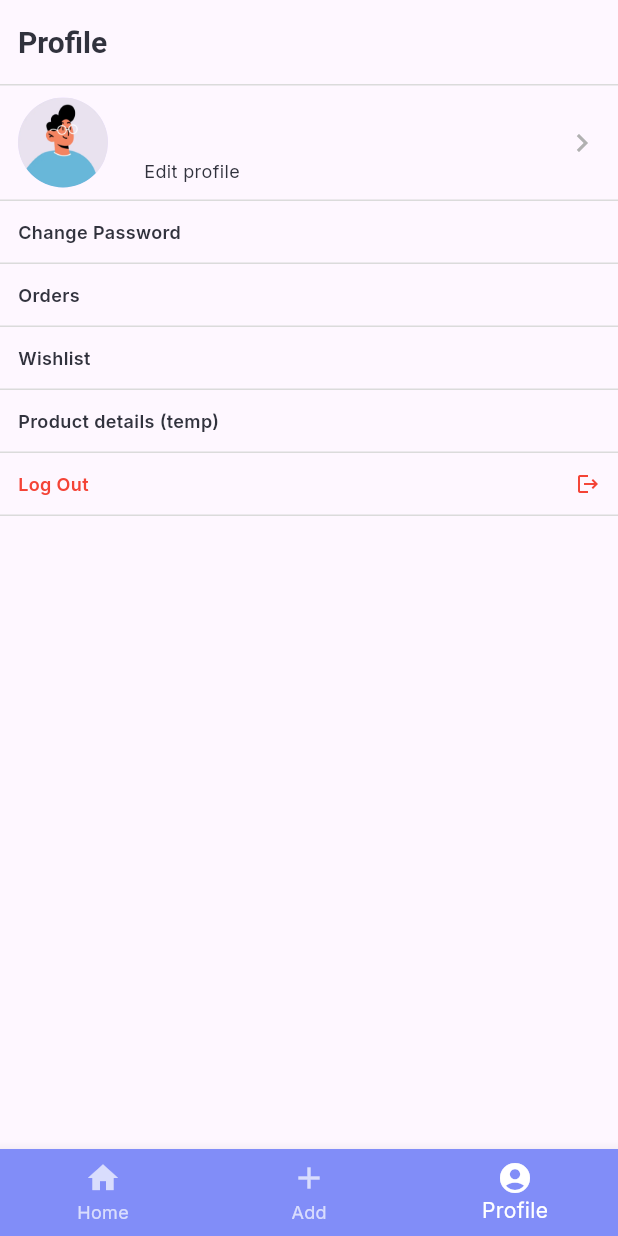
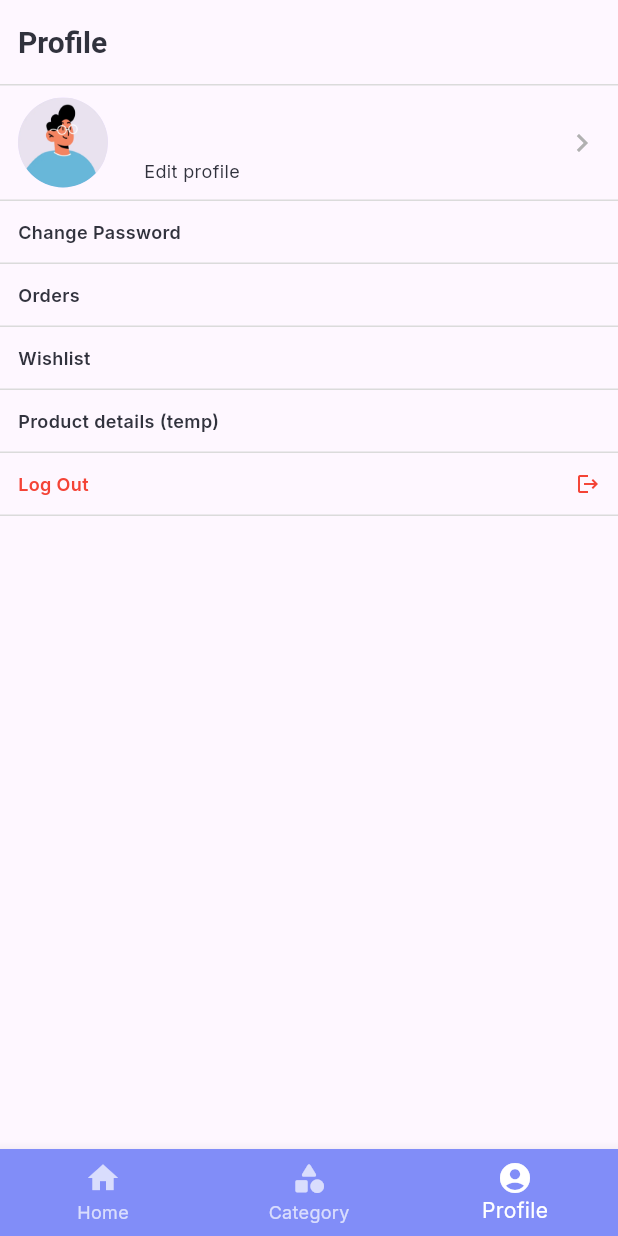
Before and after one commit to JeffreyChandra/project_flutter_paradise, a Flutter app: the NavBar screen opened directly, item 3 of the bottom bar chosen, on a phone screen of 412 x 824 dp. Run offline on Flutter 3.47's test engine with Material 3 defaults, Android fonts, the phone set to English and light mode, and no system bars; our stand-ins replace carousel_slider, google_fonts; network calls fail.

Commit message:
Category

```diff
--- /dev/null
+++ b/Paradise_Ecommerce/lib/categorylist.dart
@@ -0,0 +1,178 @@
+import 'package:flutter/cupertino.dart';
+import 'package:flutter/material.dart';
+// import 'package:font_awesome_flutter/font_awesome_flutter.dart';
+
+class CategoryList extends StatefulWidget {
+  const CategoryList({Key? key}) : super(key: key);
+
+  @override
+  State<CategoryList> createState() => _CategoryListState();
+}
+
+class Category {
+  String name;
+  String picFile;
+
+  Category({
+    this.name = '',
+    this.picFile = '',
+  });
+}
+
+class _CategoryListState extends State<CategoryList> {
+  var PrimaryColor = Color.fromARGB(255, 129, 141, 248);
+  List<Category> categories = [
+    Category(
+        name: 'Handphone', picFile: '../assets/images/category/handphone.png'),
+    Category(
+        name: 'Pria', picFile: '../assets/images/category/pakaianpria.png'),
+    Category(
+        name: 'Wanita', picFile: '../assets/images/category/pakaianwanita.jpg'),
+    Category(name: 'Laptop', picFile: '../assets/images/category/laptop.jpg'),
+    Category(
+        name: 'Komputer', picFile: '../assets/images/category/komputer.jpg'),
+    Category(name: 'Anak-anak', picFile: '../assets/images/category/kids.jpg'),
+    Category(name: 'Game', picFile: '../assets/images/category/game.jpg'),
+    Category(name: 'Sepatu', picFile: '../assets/images/category/motor.jpg'),
+    Category(
+        name: 'Aksesoris',
+        picFile: '../assets/images/category/pakaianpria.png'),
+  ];
+
+  @override
+  Widget build(BuildContext context) {
+    // return Scaffold(
+    //   appBar: AppBar(
+    //     title: Text("Category", style: TextStyle(fontWeight: FontWeight.bold),),
+    //   ),
+    //   body: SingleChildScrollView(
+    //     scrollDirection: Axis.vertical,
+    //     child: Column(
+    //       crossAxisAlignment: CrossAxisAlignment.start,
+    //       children: [
+    //         Padding(padding: EdgeInsets.all(20),),
+    //         ExpansionTile(
+    //           title: Text("Man"),
+    //           childrenPadding: EdgeInsets.only(left: 50),
+    //           leading: FaIcon(FontAwesomeIcons.userTie),
+    //           children: [
+    //             ListTile(
+    //               title: Text("All Clothing"),
+    //               onTap: () {},
+    //             ),
+    //             ListTile(
+    //               title: Text("All Clothing"),
+    //               onTap: () {},
+    //             ),
+    //             ListTile(
+    //               title: Text("All Clothing"),
+    //               onTap: () {},
+    //             ),
+    //           ],
+    //           ),
+    //           ExpansionTile(
+    //           title: Text("On Sale"),
+    //           childrenPadding: EdgeInsets.only(left: 50),
+    //           leading: Icon(Icons.shopping_bag_rounded),
+    //           children: [
+    //             ListTile(
+    //               title: Text("All Clothing"),
+    //               onTap: () {},
+    //             ),
+    //             ListTile(
+    //               title: Text("All Clothing"),
+    //               onTap: () {},
+    //             ),
+    //             ListTile(
+    //               title: Text("All Clothing"),
+    //               onTap: () {},
+    //             ),
+    //           ],
+    //           ),
+    //           ExpansionTile(
+    //           title: Text("On Sale"),
+    //           childrenPadding: EdgeInsets.only(left: 50),
+    //           leading: Icon(Icons.shopping_bag_rounded),
+    //           children: [
+    //             ListTile(
+    //               title: Text("All Clothing"),
+    //               onTap: () {},
+    //             ),
+    //             ListTile(
+    //               title: Text("All Clothing"),
+    //               onTap: () {},
+    //             ),
+    //             ListTile(
+    //               title: Text("All Clothing"),
+    //               onTap: () {},
+    //             ),
+    //           ],
+    //           )
+    //       ],
+    //     ),
+    //   ),
+    // );
+    return Scaffold(
+      appBar: AppBar(
+        title: Text(
+          "Category",
+          style: TextStyle(fontWeight: FontWeight.bold),
+        ),
+      ),
+      body: SingleChildScrollView(
+        scrollDirection: Axis.vertical,
+        child: Padding(
+          padding: EdgeInsets.all(8.0),
+          child: Column(
+            children: [
+              GridView.count(
+                crossAxisCount: 3,
+                mainAxisSpacing: 10,
+                crossAxisSpacing: 10,
+                shrinkWrap: true,
+                physics: NeverScrollableScrollPhysics(),
+                children: List.generate(
+                  categories.length,
+                  (index) => InkWell(
+                    onTap: () {},
+                    child: Card(
+                      elevation: 4,
+                      shape: RoundedRectangleBorder(
+                        borderRadius: BorderRadius.circular(12.0),
+                      ),
+                      child: ClipRRect(
+                        borderRadius: BorderRadius.circular(12.0),
+                        child: Column(
+                          crossAxisAlignment: CrossAxisAlignment.stretch,
+                          children: [
+                            Expanded(
+                              child: Image.network(
+                                categories[index].picFile,
+                                fit: BoxFit.cover,
+                              ),
+                            ),
+                            Container(
+                              color: PrimaryColor,
+                              padding: EdgeInsets.all(8.0),
+                              child: Text(
+                                categories[index].name,
+                                style: TextStyle(
+                                  fontWeight: FontWeight.bold,
+                                ),
+                                textAlign: TextAlign.center,
+                              ),
+                            ),
+                          ],
+                        ),
+                      ),
+                    ),
+                  ),
+                ),
+              ),
+            ],
+          ),
+        ),
+      ),
+    );
+  }
+}
--- a/Paradise_Ecommerce/lib/navigationbar.dart
+++ b/Paradise_Ecommerce/lib/navigationbar.dart
@@ -1,3 +1,4 @@
+import 'package:e_commerce/categorylist.dart';
 import 'package:e_commerce/home.dart';
 import 'package:e_commerce/profile.dart';
 import 'package:flutter/cupertino.dart';
@@ -11,45 +12,36 @@ class NavBar extends StatefulWidget {
 }
 
 class _NavBarState extends State<NavBar> {
-    var PrimaryColor = Color.fromARGB(255, 129, 141, 248);
-    int current = 0;
+  var PrimaryColor = Color.fromARGB(255, 129, 141, 248);
+  int current = 0;
 
-  Widget bodyPage(int index){
-    if(index == 0){
+  Widget bodyPage(int index) {
+    if (index == 0) {
       return HomePage();
-    }
-    else if(index == 1){
-      return Profile();
-    }
-    else{
+    } else if (index == 1) {
+      return CategoryList();
+    } else {
       return Profile();
     }
   }
+
   @override
   Widget build(BuildContext context) {
     return Scaffold(
       body: bodyPage(current),
-
       bottomNavigationBar: BottomNavigationBar(
         items: [
+          BottomNavigationBarItem(icon: Icon(Icons.home), label: 'Home'),
           BottomNavigationBarItem(
-            icon: Icon(Icons.home),
-            label: 'Home'
-          ),
+              icon: Icon(Icons.category_rounded), label: 'Category'),
           BottomNavigationBarItem(
-            icon: Icon(Icons.add),
-            label: 'Add'
-          ),
-          BottomNavigationBarItem(
-            icon: Icon(Icons.account_circle),
-            label: 'Profile'
-          ),
+              icon: Icon(Icons.account_circle), label: 'Profile'),
         ],
         backgroundColor: PrimaryColor,
         selectedItemColor: Colors.white,
         unselectedItemColor: Colors.white70,
         currentIndex: current,
-        onTap: (int index){
+        onTap: (int index) {
           setState(() {
             current = index;
           });
```
